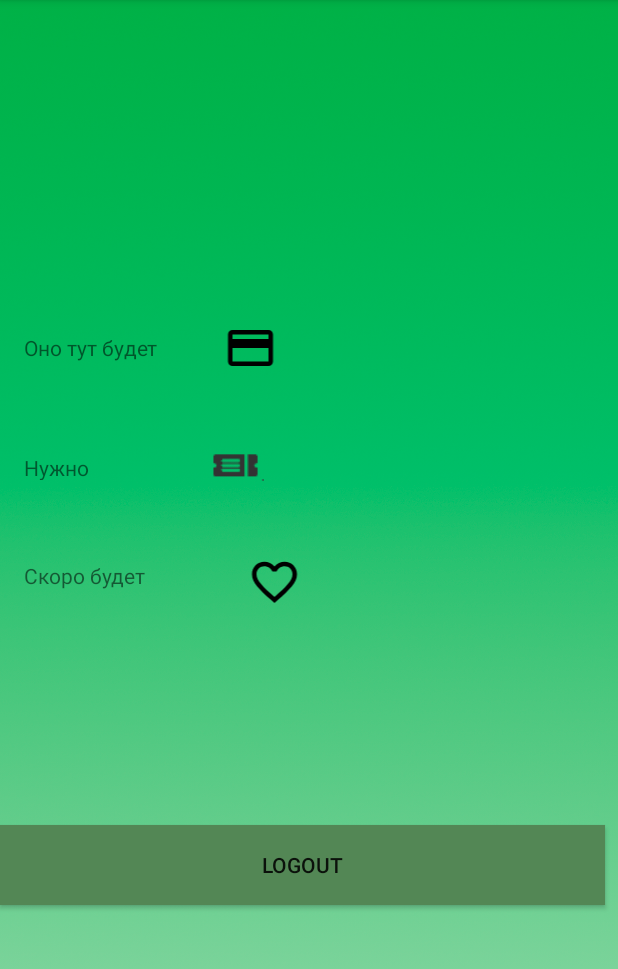
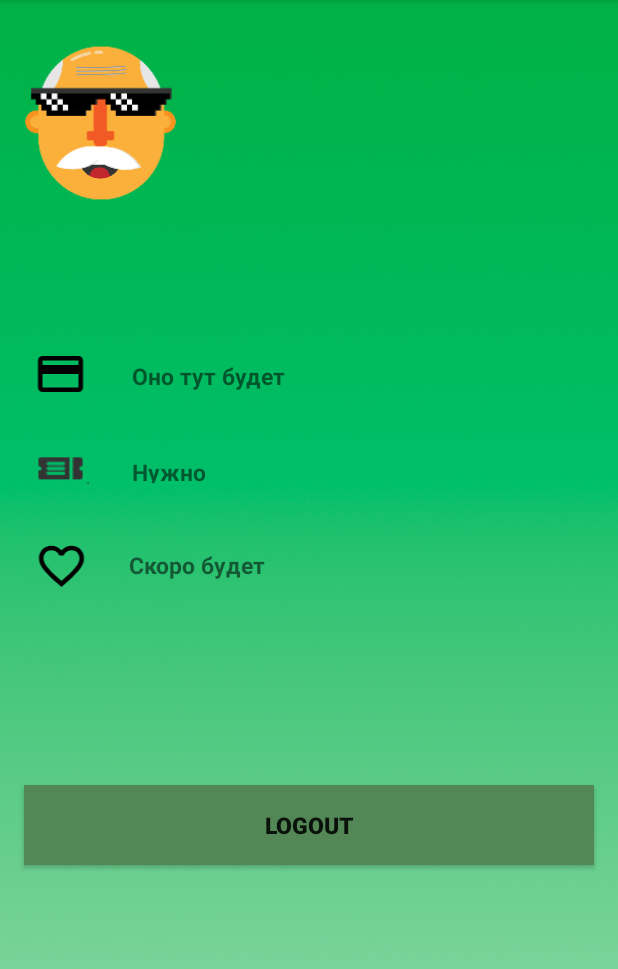
Before and after one commit to FruteL/Cinema-Booking-Client-master, an Android app: the UserInfoActivity screen opened directly, with no data from a screen before it, on a phone screen of 412 x 824 dp, the part 84-1053 px from its top. Run offline under Robolectric (Android 15) with nearby library versions, the phone set to English and light mode, and no system bars; our stand-ins replace Firebase (no records; nobody signed in at launch, a user with empty details on screens opened directly); 6 statements that could not run were skipped.

Commit message:
немного подправила дизайн

```diff
--- a/app/src/main/java/com/cinema/client/ui/InfoAboutCinema/UserInfoActivity.java
+++ b/app/src/main/java/com/cinema/client/ui/InfoAboutCinema/UserInfoActivity.java
@@ -5,6 +5,7 @@ import android.support.v7.app.AppCompatActivity;
 import android.os.Bundle;
 import android.view.View;
 import android.widget.Button;
+import android.widget.ImageView;
 import android.widget.TextView;
 import android.widget.Toast;
 
@@ -16,7 +17,7 @@ import com.google.firebase.auth.FirebaseAuth;
 public class UserInfoActivity extends AppCompatActivity {
     public static final String ARG_KEY_USER_BUNDLE = "user_key_bundle";
     public static final String ARG_KEY_USER = "user_key";
-
+    private ImageView userPhoto;
     private TextView username;
     private TextView phone;
     private TextView email;
@@ -37,6 +38,7 @@ public class UserInfoActivity extends AppCompatActivity {
         ticket = (TextView)findViewById(R.id.ticket);
         favorite = (TextView)findViewById(R.id.favorit_movie);
         exit = (Button)findViewById(R.id.logout);
+        userPhoto = (ImageView)findViewById(R.id.user_poster);
 
         final User user = (User)getIntent().getBundleExtra(ARG_KEY_USER_BUNDLE).getSerializable(ARG_KEY_USER);
 
--- a/app/src/main/java/com/cinema/client/ui/UserActivity.java
+++ b/app/src/main/java/com/cinema/client/ui/UserActivity.java
@@ -15,5 +15,7 @@ public class UserActivity extends AppCompatActivity {
     protected void onCreate(Bundle savedInstanceState) {
         super.onCreate(savedInstanceState);
         setContentView(R.layout.movie_page);
+
+
     }
 }
--- /dev/null
+++ b/app/src/main/res/layout/action_list.xml
@@ -0,0 +1,35 @@
+<?xml version="1.0" encoding="utf-8"?>
+<FrameLayout xmlns:android="http://schemas.android.com/apk/res/android"
+    android:layout_width="match_parent"
+    android:layout_height="420dp"
+    xmlns:tools="http://schemas.android.com/tools">
+
+    <ImageView
+        android:id="@+id/action_poster"
+        android:layout_width="match_parent"
+        android:layout_height="414dp"
+        android:layout_marginStart="4dp"
+        android:layout_marginTop="8dp"
+        android:layout_marginEnd="4dp"
+        android:layout_marginBottom="8dp"
+        android:background="#c1c1c1"
+        android:scaleType="centerCrop" />
+
+    <TextView
+        android:id="@+id/action_title"
+        android:background="#80000000"
+        android:layout_gravity="bottom"
+        android:layout_marginBottom="16dp"
+        android:layout_marginStart="16dp"
+        android:paddingStart="8dp"
+        android:paddingEnd="8dp"
+        android:paddingTop="4dp"
+        android:paddingBottom="4dp"
+        tools:text="Action text"
+        android:textStyle="bold"
+        android:textSize="20sp"
+        android:textColor="@android:color/white"
+        android:layout_width="wrap_content"
+        android:layout_height="wrap_content" />
+
+</FrameLayout>
--- a/app/src/main/res/layout/user_page.xml
+++ b/app/src/main/res/layout/user_page.xml
@@ -8,14 +8,14 @@
     android:background="@drawable/fon">
 
     <ImageView
-        android:id="@+id/movie_poster"
-        android:layout_width="105dp"
-        android:layout_height="114dp"
-        android:layout_marginStart="24dp"
-        android:layout_marginTop="32dp"
+        android:id="@+id/user_poster"
+        android:layout_width="110dp"
+        android:layout_height="132dp"
+        android:layout_marginStart="12dp"
+        android:layout_marginTop="16dp"
         app:layout_constraintStart_toStartOf="parent"
         app:layout_constraintTop_toTopOf="parent"
-        tools:srcCompat="@tools:sample/avatars[3]" />
+        android:src="@mipmap/ic_daddy" />
 
     <TextView
         android:id="@+id/user_name"
@@ -24,10 +24,12 @@
         android:layout_marginStart="16dp"
         android:layout_marginTop="8dp"
         android:layout_marginEnd="16dp"
+        android:textSize="20sp"
+        android:textStyle="bold"
         app:layout_constraintEnd_toEndOf="parent"
         app:layout_constraintHorizontal_bias="0.0"
-        app:layout_constraintStart_toEndOf="@+id/movie_poster"
-        app:layout_constraintTop_toTopOf="@+id/movie_poster"
+        app:layout_constraintStart_toEndOf="@+id/user_poster"
+        app:layout_constraintTop_toTopOf="@+id/user_poster"
         tools:text="User name" />
 
     <TextView
@@ -39,8 +41,8 @@
         android:layout_marginEnd="16dp"
         app:layout_constraintEnd_toEndOf="parent"
         app:layout_constraintHorizontal_bias="0.0"
-        app:layout_constraintStart_toEndOf="@+id/movie_poster"
-        app:layout_constraintTop_toTopOf="@+id/movie_poster"
+        app:layout_constraintStart_toEndOf="@+id/user_poster"
+        app:layout_constraintTop_toTopOf="@+id/user_poster"
         tools:text="User telephone" />
 
     <TextView
@@ -52,65 +54,54 @@
         android:layout_marginEnd="16dp"
         app:layout_constraintEnd_toEndOf="parent"
         app:layout_constraintHorizontal_bias="0.0"
-        app:layout_constraintStart_toEndOf="@+id/movie_poster"
-        app:layout_constraintTop_toTopOf="@+id/movie_poster"
+        app:layout_constraintStart_toEndOf="@+id/user_poster"
+        app:layout_constraintTop_toTopOf="@+id/user_poster"
         tools:text="User Email" />
-
-    <TextView
-        android:id="@+id/movie_info"
-        android:layout_width="0dp"
-        android:layout_height="0dp"
-        android:layout_marginStart="16dp"
-        android:layout_marginEnd="16dp"
-        app:layout_constraintBottom_toBottomOf="@+id/movie_poster"
-        app:layout_constraintEnd_toEndOf="parent"
-        app:layout_constraintHorizontal_bias="0.0"
-        app:layout_constraintStart_toEndOf="@+id/movie_poster"
-        app:layout_constraintTop_toBottomOf="@+id/movie_name"
-        tools:text="Movie info . . . . . . . . . . " />
 
 
     <TextView
         android:id="@+id/card_text"
         android:layout_width="106dp"
         android:layout_height="20dp"
-        android:layout_marginStart="16dp"
-        android:layout_marginTop="36dp"
+        android:layout_marginStart="88dp"
+        android:layout_marginTop="8dp"
         android:layout_marginBottom="8dp"
         android:text="Credit Card"
+        android:textSize="15sp"
+        android:textStyle="bold"
         app:layout_constraintBottom_toTopOf="@+id/ticket"
         app:layout_constraintEnd_toStartOf="@+id/icon"
         app:layout_constraintHorizontal_bias="0.0"
         app:layout_constraintStart_toStartOf="parent"
-        app:layout_constraintTop_toBottomOf="@+id/movie_poster"
-        app:layout_constraintVertical_bias="0.434" />
+        app:layout_constraintTop_toBottomOf="@+id/user_email"
+        app:layout_constraintVertical_bias="0.737" />
 
     <TextView
         android:id="@+id/ticket"
         android:layout_width="106dp"
         android:layout_height="18dp"
-        android:layout_marginStart="16dp"
+        android:layout_marginStart="88dp"
         android:layout_marginTop="156dp"
         android:layout_marginEnd="321dp"
         android:text="Ticket"
+        android:textSize="15sp"
+        android:textStyle="bold"
         app:layout_constraintEnd_toEndOf="@+id/icon"
         app:layout_constraintHorizontal_bias="0.0"
         app:layout_constraintStart_toStartOf="parent"
-        app:layout_constraintTop_toBottomOf="@+id/movie_poster" />
+        app:layout_constraintTop_toBottomOf="@+id/user_poster" />
 
     <TextView
         android:id="@+id/favorit_movie"
         android:layout_width="123dp"
         android:layout_height="22dp"
         android:layout_marginStart="16dp"
-        android:layout_marginTop="228dp"
-        android:layout_marginEnd="73dp"
+        android:layout_marginTop="44dp"
         android:text="Favorit"
-        app:layout_constraintEnd_toEndOf="@+id/img_favorit"
-        app:layout_constraintEnd_toStartOf="@+id/img_favorit"
-        app:layout_constraintHorizontal_bias="0.0"
-        app:layout_constraintStart_toStartOf="parent"
-        app:layout_constraintTop_toBottomOf="@+id/movie_poster" />
+        android:textSize="15sp"
+        android:textStyle="bold"
+        app:layout_constraintStart_toEndOf="@+id/img_favorit"
+        app:layout_constraintTop_toBottomOf="@+id/ticket" />
 
     <ImageView
         android:id="@+id/img_fav"
@@ -118,40 +109,48 @@
         android:layout_height="35dp"
         android:layout_marginStart="8dp"
         android:layout_marginTop="148dp"
+        android:layout_marginEnd="8dp"
         android:src="@drawable/ic_ticket"
-        app:layout_constraintStart_toEndOf="@+id/ticket"
-        app:layout_constraintTop_toBottomOf="@+id/movie_poster" />
+        app:layout_constraintEnd_toStartOf="@+id/ticket"
+        app:layout_constraintHorizontal_bias="0.333"
+        app:layout_constraintStart_toStartOf="parent"
+        app:layout_constraintTop_toBottomOf="@+id/user_poster" />
 
     <ImageView
         android:id="@+id/img_card"
         android:layout_width="58dp"
         android:layout_height="36dp"
-        android:layout_marginStart="16dp"
-        android:layout_marginTop="68dp"
+        android:layout_marginStart="8dp"
+        android:layout_marginTop="100dp"
+        android:layout_marginEnd="12dp"
         android:src="@drawable/ic_credit_card_black_24dp"
-        app:layout_constraintStart_toEndOf="@+id/card_text"
-        app:layout_constraintTop_toBottomOf="@+id/movie_info" />
+        app:layout_constraintEnd_toStartOf="@+id/card_text"
+        app:layout_constraintHorizontal_bias="0.3"
+        app:layout_constraintStart_toStartOf="parent"
+        app:layout_constraintTop_toBottomOf="@+id/user_email" />
 
     <ImageView
         android:id="@+id/img_favorit"
         android:layout_width="58dp"
         android:layout_height="36dp"
-        android:layout_marginStart="32dp"
-        android:layout_marginTop="224dp"
+        android:layout_marginStart="12dp"
+        android:layout_marginTop="28dp"
         android:src="@drawable/ic_favorite_24dp"
-        app:layout_constraintStart_toEndOf="@+id/card_text"
-        app:layout_constraintTop_toBottomOf="@+id/movie_info" />
+        app:layout_constraintStart_toStartOf="parent"
+        app:layout_constraintTop_toBottomOf="@+id/img_fav" />
 
     <Button
         android:id="@+id/logout"
-        android:layout_width="403dp"
+        android:layout_width="380dp"
         android:layout_height="53dp"
-        android:layout_marginStart="4dp"
-        android:layout_marginTop="144dp"
+        android:layout_marginStart="16dp"
+        android:layout_marginTop="392dp"
         android:background="#538755"
         android:text="Logout"
-        app:layout_constraintStart_toStartOf="@+id/icon"
-        app:layout_constraintTop_toBottomOf="@+id/img_favorit" />
+        android:textSize="15sp"
+        android:textStyle="bold"
+        app:layout_constraintStart_toStartOf="parent"
+        app:layout_constraintTop_toBottomOf="@+id/user_email" />
 
 
 </android.support.constraint.ConstraintLayout>
```
